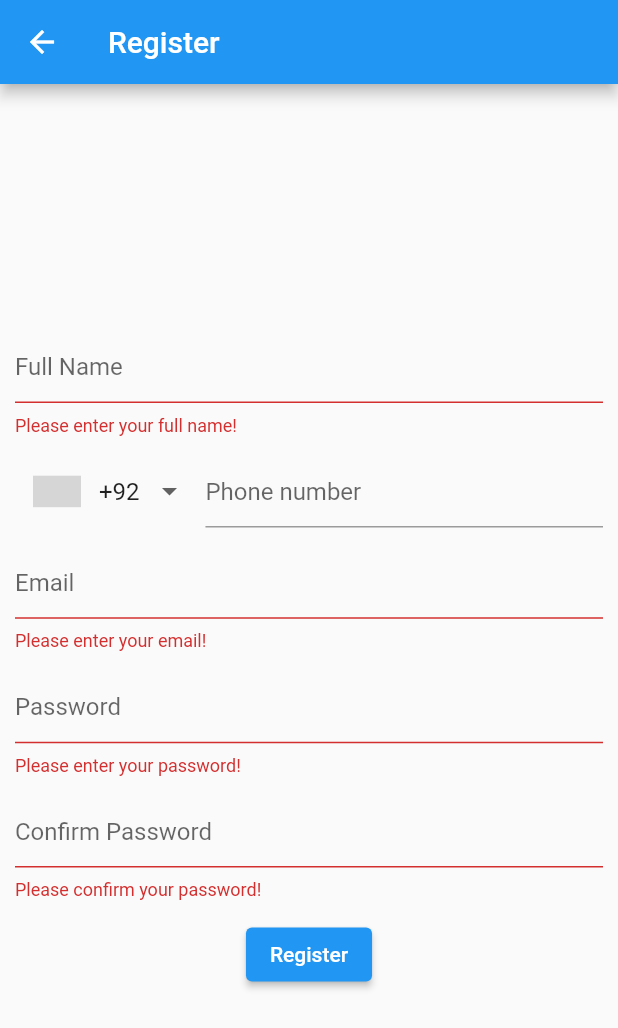
After one commit to ahsan2882/password_bucket_private, a Flutter app: the RegisterScreen screen opened directly, after a tap on "Register", on a phone screen of 412 x 824 dp. The commit adds this screen. Shown: the top 1028 px of the screen. Run offline on Flutter 3.47's test engine with Material 2 defaults, Android fonts, the phone set to English and light mode, and no system bars; drawn by our look-alikes of intl_phone_number_input; our stand-ins replace cloud_firestore, firebase_auth, firebase_core; accounts and stored records are empty; grey boxes are pictures that could not be loaded.

Commit message:
signup with email password done

```diff
--- /dev/null
+++ b/lib/register_screen.dart
@@ -0,0 +1,304 @@
+import 'package:firebase_auth/firebase_auth.dart';
+import 'package:flutter/material.dart';
+import 'package:intl_phone_number_input/intl_phone_number_input.dart';
+import 'package:password_bucket_private/states/current_user.dart';
+import 'package:provider/provider.dart';
+import 'value_notifiers.dart';
+
+class RegisterScreen extends StatefulWidget {
+  const RegisterScreen({Key? key}) : super(key: key);
+
+  @override
+  State<RegisterScreen> createState() => _RegisterScreenState();
+}
+
+class _RegisterScreenState extends State<RegisterScreen> {
+  final fullNameController = TextEditingController();
+  final emailController = TextEditingController();
+  final passwordController = TextEditingController();
+  final confirmPasswordController = TextEditingController();
+  PhoneNumber number = PhoneNumber(isoCode: 'PK');
+
+  final ValueNotifier<bool> _showPassword = ValueNotifier<bool>(true);
+  final ValueNotifier<bool> _showConfirmPassword = ValueNotifier<bool>(true);
+  final ValueNotifier<String> _fullNameNotifier = ValueNotifier<String>('');
+  final ValueNotifier _phoneNumberNotifier = ValueNotifier<String>('');
+  final ValueNotifier<String> _emailNotifier = ValueNotifier<String>('');
+  final ValueNotifier<String> _passwordNotifier = ValueNotifier<String>('');
+  final ValueNotifier<String> _confirmPasswordNotifier =
+      ValueNotifier<String>('');
+
+  final GlobalKey<FormState> _formKey = GlobalKey<FormState>();
+
+  FirebaseAuth auth = FirebaseAuth.instance;
+  @override
+  void initState() {
+    // TODO: implement initState
+    super.initState();
+  }
+
+  @override
+  void dispose() {
+    // TODO: implement dispose
+    fullNameController.dispose();
+    emailController.dispose();
+    passwordController.dispose();
+    confirmPasswordController.dispose();
+    super.dispose();
+  }
+
+  void _register(context) async {
+    _emailNotifier.value = emailController.text;
+    _passwordNotifier.value = passwordController.text;
+    CurrentUser currentUser = Provider.of<CurrentUser>(context, listen: false);
+
+    try {
+      disableRegisterButton.value = true;
+      var result = await currentUser.signUpUser(
+          name: _fullNameNotifier.value,
+          phoneNumber: _phoneNumberNotifier.value,
+          email: _emailNotifier.value,
+          password: _passwordNotifier.value);
+      if (!result) {
+        throw Error();
+      } else {
+        Navigator.pop(context);
+      }
+    } catch (e) {
+      disableRegisterButton.value = false;
+    }
+  }
+
+  _togglePasswordVisibility(ValueNotifier<bool> notifier) {
+    notifier.value = !notifier.value;
+  }
+
+  @override
+  Widget build(BuildContext context) {
+    return Scaffold(
+      appBar: AppBar(
+        title: const Text('Register'),
+      ),
+      body: Stack(
+        alignment: Alignment.topCenter,
+        children: <Widget>[
+          LayoutBuilder(
+            builder: (BuildContext context, BoxConstraints constraints) {
+              return SingleChildScrollView(
+                physics: const AlwaysScrollableScrollPhysics(),
+                child: ConstrainedBox(
+                  constraints: BoxConstraints(
+                      minWidth: constraints.minWidth,
+                      minHeight: constraints.minHeight,
+                      maxHeight: constraints.maxHeight),
+                  child: Center(
+                    child: Form(
+                      key: _formKey,
+                      child: Column(
+                        mainAxisAlignment: MainAxisAlignment.center,
+                        crossAxisAlignment: CrossAxisAlignment.center,
+                        children: <Widget>[
+                          const Spacer(flex: 15),
+                          Padding(
+                            padding: const EdgeInsets.fromLTRB(10, 1, 10, 1),
+                            child: TextFormField(
+                              onChanged: (text){
+                                _fullNameNotifier.value = text;
+                              },
+                              decoration: const InputDecoration(
+                                hintText: 'Full Name',
+                              ),
+                              controller: fullNameController,
+                              validator: (value) {
+                                if (value == null || value.isEmpty) {
+                                  return 'Please enter your full name!';
+                                }
+                                return null;
+                              },
+                            ),
+                          ),
+                          const Spacer(),
+                          Padding(
+                            padding: const EdgeInsets.fromLTRB(10, 1, 10, 1),
+                            child: Center(
+                              child: InternationalPhoneNumberInput(
+                                initialValue: number,
+                                onInputChanged: (PhoneNumber value) {
+                                  _phoneNumberNotifier.value = value.toString();
+                                },
+                              ),
+                            ),
+                          ),
+                          const Spacer(),
+                          Padding(
+                            padding: const EdgeInsets.fromLTRB(10, 1, 10, 1),
+                            child: TextFormField(
+                              decoration: const InputDecoration(
+                                hintText: 'Email',
+                              ),
+                              controller: emailController,
+                              validator: (value) {
+                                if (value == null || value.isEmpty) {
+                                  return 'Please enter your email!';
+                                }
+                                if (!RegExp(
+                                        "^[a-zA-Z0-9+_.-]+@[a-zA-Z0-9.-]+.[a-z]")
+                                    .hasMatch(value)) {
+                                  return 'Please enter a valid email!';
+                                }
+                                return null;
+                              },
+                            ),
+                          ),
+                          const Spacer(),
+                          Padding(
+                            padding: const EdgeInsets.fromLTRB(10, 1, 10, 1),
+                            child: ValueListenableBuilder(
+                              valueListenable: _showPassword,
+                              builder:
+                                  (BuildContext context, bool showPassword, _) {
+                                return ValueListenableBuilder(
+                                    valueListenable: _passwordNotifier,
+                                    builder: (BuildContext context,
+                                        String passwordText, _) {
+                                      return TextFormField(
+                                        onChanged: (text) {
+                                          _passwordNotifier.value = text;
+                                        },
+                                        decoration: InputDecoration(
+                                            hintText: 'Password',
+                                            suffixIcon: passwordText.isNotEmpty
+                                                ? IconButton(
+                                                    onPressed: () =>
+                                                        _togglePasswordVisibility(
+                                                            _showPassword),
+                                                    icon: Icon(showPassword
+                                                        ? Icons.visibility
+                                                        : Icons.visibility_off))
+                                                : null),
+                                        controller: passwordController,
+                                        obscureText: showPassword,
+                                        validator: (value) {
+                                          if (value == null || value.isEmpty) {
+                                            return 'Please enter your password!';
+                                          }
+                                          if (!RegExp(
+                                                  "^(?=.*\\d)(?=.*[a-z])(?=.*[A-Z])(?=.*[a-zA-Z]).{8,}")
+                                              .hasMatch(value)) {
+                                            return 'Password must contain at least 8 characters,\nmust contain at least 1 uppercase letter,\n1 lowercase letter, 1 number\nand a special character';
+                                          }
+                                          return null;
+                                        },
+                                      );
+                                    });
+                              },
+                            ),
+                          ),
+                          const Spacer(),
+                          Padding(
+                            padding: const EdgeInsets.fromLTRB(10, 1, 10, 1),
+                            child: ValueListenableBuilder(
+                              valueListenable: _showConfirmPassword,
+                              builder: (BuildContext context,
+                                  bool showConfirmPassword, _) {
+                                return ValueListenableBuilder(
+                                    valueListenable: _confirmPasswordNotifier,
+                                    builder: (BuildContext context,
+                                        String confirmPasswordText, _) {
+                                      return TextFormField(
+                                        onChanged: (text) {
+                                          _confirmPasswordNotifier.value = text;
+                                        },
+                                        decoration: InputDecoration(
+                                            hintText: 'Confirm Password',
+                                            suffixIcon: confirmPasswordText
+                                                    .isNotEmpty
+                                                ? IconButton(
+                                                    onPressed: () =>
+                                                        _togglePasswordVisibility(
+                                                            _showConfirmPassword),
+                                                    icon: Icon(
+                                                        showConfirmPassword
+                                                            ? Icons.visibility
+                                                            : Icons
+                                                                .visibility_off))
+                                                : null),
+                                        controller: confirmPasswordController,
+                                        obscureText: showConfirmPassword,
+                                        validator: (value) {
+                                          if (value == null || value.isEmpty) {
+                                            return 'Please confirm your password!';
+                                          }
+                                          if (value !=
+                                              passwordController.text) {
+                                            return 'Passwords do not match!';
+                                          }
+                                          if (!RegExp(
+                                                  "^(?=.*\\d)(?=.*[a-z])(?=.*[A-Z])(?=.*[a-zA-Z]).{8,}")
+                                              .hasMatch(value)) {
+                                            return 'Password must contain at least 8 characters,\nmust contain at least 1 uppercase letter,\n1 lowercase letter, 1 number\nand a special character';
+                                          }
+                                          return null;
+                                        },
+                                      );
+                                    });
+                              },
+                            ),
+                          ),
+                          const Spacer(),
+                          ValueListenableBuilder(
+                            builder:
+                                (BuildContext context, bool disableButton, _) {
+                              return ElevatedButton(
+                                  onPressed: disableButton
+                                      ? null
+                                      : () {
+                                          if (_formKey.currentState!
+                                              .validate()) {
+                                            _register(context);
+                                          }
+                                        },
+                                  child: const Text('Register'));
+                            },
+                            valueListenable: disableRegisterButton,
+                          ),
+                          const Spacer(flex: 15),
+                        ],
+                      ),
+                    ),
+                  ),
+                ),
+              );
+            },
+          ),
+          ValueListenableBuilder(
+            valueListenable: showMessagePopup,
+            builder: (BuildContext context, bool showPopup, _) {
+              return ValueListenableBuilder(
+                  valueListenable: showMessagePopupText,
+                  builder: (BuildContext context, String textMessage, _) {
+                    if (showPopup) {
+                      return Container(
+                        width: MediaQuery.of(context).size.width,
+                        height: 75,
+                        color: const Color.fromARGB(200, 222, 46, 33),
+                        child: Row(
+                          mainAxisAlignment: MainAxisAlignment.center,
+                          crossAxisAlignment: CrossAxisAlignment.center,
+                          children: <Widget>[
+                            const Icon(Icons.warning_amber),
+                            Text(textMessage)
+                          ],
+                        ),
+                      );
+                    } else {
+                      return Container();
+                    }
+                  });
+            },
+          )
+        ],
+      ),
+    );
+  }
+}
--- /dev/null
+++ b/lib/states/current_user.dart
@@ -0,0 +1,52 @@
+import 'package:cloud_firestore/cloud_firestore.dart';
+import 'package:firebase_auth/firebase_auth.dart';
+import 'package:flutter/material.dart';
+
+import '../value_notifiers.dart';
+
+class CurrentUser extends ChangeNotifier {
+  late String _uid;
+  late String _email;
+
+  String get getUid => _uid;
+  String get getEmail => _email;
+
+  final FirebaseAuth _auth = FirebaseAuth.instance;
+  final FirebaseFirestore _db = FirebaseFirestore.instance;
+
+  Future<bool> signUpUser(
+      {name: String,
+      phoneNumber: String,
+      email: String,
+      password: String}) async {
+    bool registerStatus = false;
+    final user = <String, String>{
+      'name': name,
+      'phone': phoneNumber,
+      'email': email
+    };
+    try {
+      UserCredential userCredentials = await _auth
+          .createUserWithEmailAndPassword(email: email, password: password);
+      if (userCredentials.user != null) {
+        registerStatus = true;
+        _db
+            .collection('users')
+            .doc(userCredentials.user?.uid)
+            .set(user)
+            .onError((error, _) => print('Error writing document: $error'));
+      }
+    } catch (e) {
+      registerStatus = false;
+      showMessagePopup.value = true;
+      int startIndex = e.toString().indexOf(']');
+      showMessagePopupText.value =
+          e.toString().substring(startIndex + 1).trim();
+      disableRegisterButton.value = false;
+      await Future.delayed(const Duration(seconds: 5));
+      showMessagePopup.value = false;
+      showMessagePopupText.value = '';
+    }
+    return registerStatus;
+  }
+}
--- /dev/null
+++ b/lib/value_notifiers.dart
@@ -0,0 +1,7 @@
+import 'package:flutter/material.dart';
+
+ValueNotifier<bool> loggedIn = ValueNotifier<bool>(false);
+
+ValueNotifier<bool> disableRegisterButton = ValueNotifier<bool>(false);
+ValueNotifier<bool> showMessagePopup = ValueNotifier<bool>(false);
+ValueNotifier<String> showMessagePopupText = ValueNotifier<String>('');
```
Also changed, not shown: lib/login_screen.dart (added, +70 -0 lines), lib/main.dart (+22 -29 lines), pubspec.yaml (+6 -2 lines), pubspec.lock, 2 other files.
